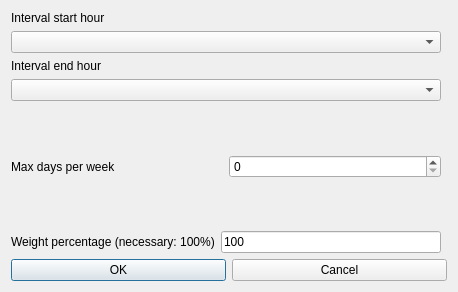
Qt form fet/src/interface/modifyconstraintteachersintervalmaxdaysperweekform_template.ui (vonmecheln/fet) before a commit.
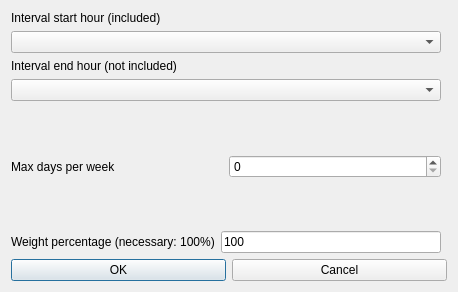
The same form after that commit.

Patch:
```diff
--- a/fet/src/interface/modifyconstraintteachersintervalmaxdaysperweekform_template.ui
+++ b/fet/src/interface/modifyconstraintteachersintervalmaxdaysperweekform_template.ui
@@ -70,7 +70,7 @@
         <enum>QFrame::Plain</enum>
        </property>
        <property name="text">
-        <string>Interval start hour</string>
+        <string extracomment="This field refers to a constraint operating on a given hourly interval. The selected start hour of the interval is included (is counted) in the constraint, while the selected end hour of the interval is not included (is not counted) in the constraint.">Interval start hour (included)</string>
        </property>
        <property name="wordWrap">
         <bool>false</bool>
@@ -103,7 +103,7 @@
         <enum>QFrame::Plain</enum>
        </property>
        <property name="text">
-        <string>Interval end hour</string>
+        <string extracomment="This field refers to a constraint operating on a given hourly interval. The selected start hour of the interval is included (is counted) in the constraint, while the selected end hour of the interval is not included (is not counted) in the constraint.">Interval end hour (not included)</string>
        </property>
        <property name="wordWrap">
         <bool>false</bool>
```
